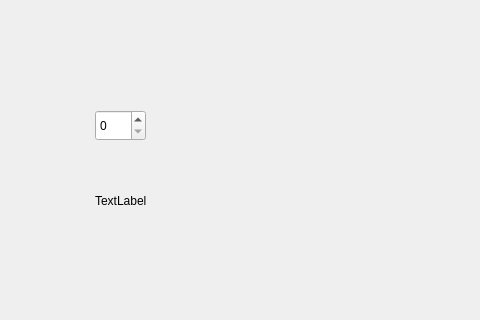
Old version of the form main_window.ui in the repository Nowax/flick_color; both pictures show x 85 to 565 and y 0 to 320 of the 800 by 600 pixel window.
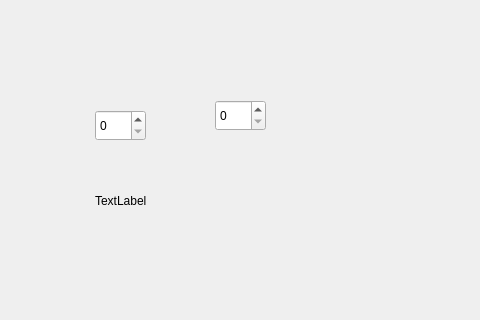
New version of the form.

What changed in the file:
```diff
--- a/main_window.ui
+++ b/main_window.ui
@@ -37,6 +37,16 @@
      </rect>
     </property>
    </widget>
+   <widget class="QSpinBox" name="spinBox_2">
+    <property name="geometry">
+     <rect>
+      <x>300</x>
+      <y>100</y>
+      <width>51</width>
+      <height>31</height>
+     </rect>
+    </property>
+   </widget>
   </widget>
   <widget class="QMenuBar" name="menubar">
    <property name="geometry">
```
